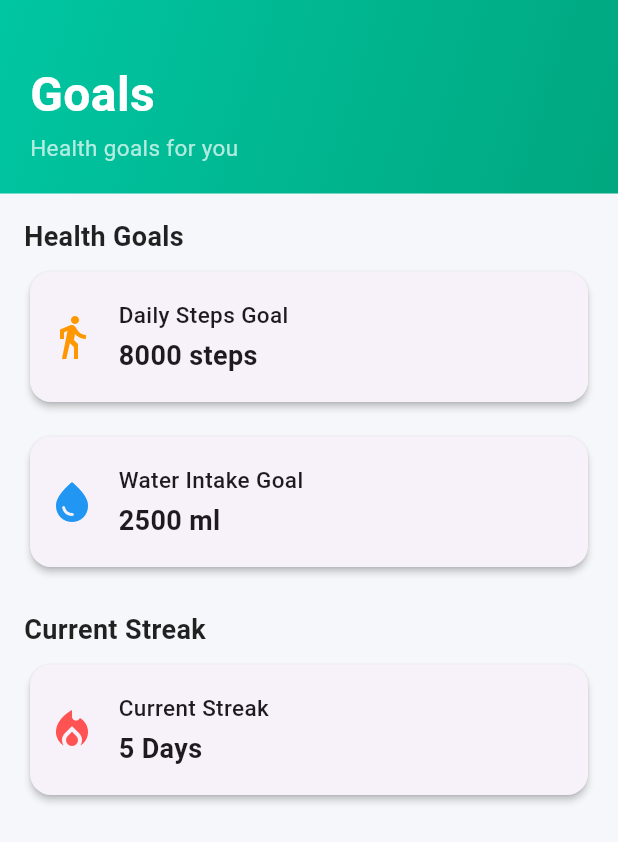
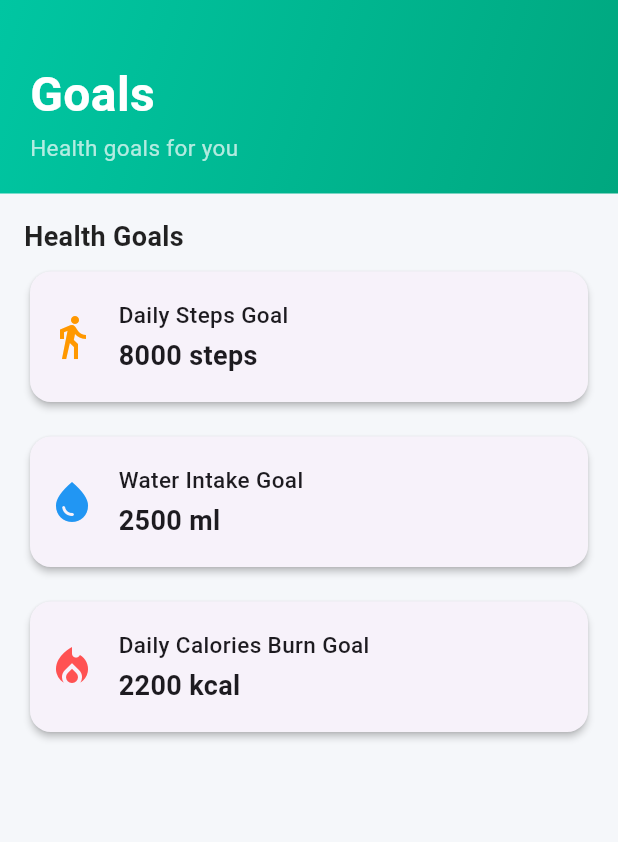
Before and after one commit to Ishini-Edirisinghe/MAD-CW-1-A, a Flutter app: the GoalPage screen opened directly, on a phone screen of 412 x 824 dp. Shown: the top 842 px of the screen. Run offline on Flutter 3.47's test engine with Material 3 defaults, Android fonts, the phone set to English and light mode, and no system bars; our stand-ins replace fl_chart, sqflite; accounts and stored records are empty.

Commit message:
goal screen changes

```diff
--- a/lib/features/goal_screen.dart
+++ b/lib/features/goal_screen.dart
@@ -5,14 +5,14 @@ class GoalPage extends StatelessWidget {
 
   final int dailyStepsGoal = 8000;
   final int waterIntakeGoal = 2500;
-  final int currentStreak = 5;
+  final int caloriesGoal = 2200; // ADDED
 
   @override
   Widget build(BuildContext context) {
     return Scaffold(
-      backgroundColor: const Color(0xFFF5F7FA), // light background
+      backgroundColor: const Color(0xFFF5F7FA),
 
-      appBar: null, // remove default app bar
+      appBar: null,
 
       body: Column(
         children: [
@@ -73,15 +73,14 @@ class GoalPage extends StatelessWidget {
                     value: "$waterIntakeGoal ml",
                   ),
 
-                  const SizedBox(height: 25),
+                  const SizedBox(height: 15),
 
-                  _sectionTitle("Current Streak"),
-
+                  // 🔥 ADDED: Calories Goal
                   _buildInfoCard(
                     icon: Icons.local_fire_department,
                     color: Colors.redAccent,
-                    title: "Current Streak",
-                    value: "$currentStreak Days",
+                    title: "Daily Calories Burn Goal",
+                    value: "$caloriesGoal kcal",
                   ),
                 ],
               ),
@@ -152,125 +151,94 @@ class GoalPage extends StatelessWidget {
 
 // import 'package:flutter/material.dart';
 
-// class ProfilePage extends StatefulWidget {
-//   const ProfilePage({super.key});
+// class GoalPage extends StatelessWidget {
+//   const GoalPage({super.key});
 
-//   @override
-//   State<ProfilePage> createState() => _ProfilePageState();
-// }
-
-// class _ProfilePageState extends State<ProfilePage> {
-//   final TextEditingController usernameController = TextEditingController();
-
-//   String username = "Health User";
-//   int dailyStepsGoal = 8000;
-//   int waterIntakeGoal = 2500;
-//   int currentStreak = 5;
+//   final int dailyStepsGoal = 8000;
+//   final int waterIntakeGoal = 2500;
+//   final int currentStreak = 5;
 
 //   @override
 //   Widget build(BuildContext context) {
-//     usernameController.text = username;
+//     return Scaffold(
+//       backgroundColor: const Color(0xFFF5F7FA), // light background
 
-//     return Scaffold(
-//       backgroundColor: Colors.grey.shade100,
+//       appBar: null, // remove default app bar
 
-//       appBar: AppBar(
-//         backgroundColor: Colors.green,
-//         automaticallyImplyLeading: false,
-//         title: const Text("Profile"),
-//         bottom: const PreferredSize(
-//           preferredSize: Size.fromHeight(30),
-//           child: Padding(
-//             padding: EdgeInsets.only(bottom: 10),
-//             child: Text(
-//               "Manage your profile",
-//               style: TextStyle(color: Colors.white70, fontSize: 14),
+//       body: Column(
+//         children: [
+//           // Custom Gradient Header
+//           Container(
+//             padding: const EdgeInsets.all(20),
+//             width: double.infinity,
+//             decoration: const BoxDecoration(
+//               gradient: LinearGradient(
+//                 colors: [Color(0xFF00C6A2), Color(0xFF00A77F)],
+//                 begin: Alignment.topLeft,
+//                 end: Alignment.bottomRight,
+//               ),
+//             ),
+//             child: const Column(
+//               crossAxisAlignment: CrossAxisAlignment.start,
+//               children: [
+//                 SizedBox(height: 20),
+//                 Text(
+//                   "Goals",
+//                   style: TextStyle(
+//                     color: Colors.white,
+//                     fontSize: 32,
+//                     fontWeight: FontWeight.bold,
+//                   ),
+//                 ),
+//                 SizedBox(height: 2),
+//                 Text(
+//                   "Health goals for you",
+//                   style: TextStyle(color: Colors.white70, fontSize: 15),
+//                 ),
+//               ],
 //             ),
 //           ),
-//         ),
-//       ),
 
-//       body: SingleChildScrollView(
-//         padding: const EdgeInsets.all(16),
-//         child: Column(
-//           crossAxisAlignment: CrossAxisAlignment.start,
-//           children: [
-//             // Username Section Title
-//             _sectionTitle("Username"),
+//           // Body content
+//           Expanded(
+//             child: SingleChildScrollView(
+//               padding: const EdgeInsets.all(16),
+//               child: Column(
+//                 crossAxisAlignment: CrossAxisAlignment.start,
+//                 children: [
+//                   _sectionTitle("Health Goals"),
 
-//             // Username Field
-//             _buildEditableUsername(),
+//                   _buildInfoCard(
+//                     icon: Icons.directions_walk,
+//                     color: Colors.orange,
+//                     title: "Daily Steps Goal",
+//                     value: "$dailyStepsGoal steps",
+//                   ),
 
-//             const SizedBox(height: 10),
+//                   const SizedBox(height: 15),
 
-//             // Save Button (Moved here)
-//             SizedBox(
-//               width: double.infinity,
-//               child: ElevatedButton(
-//                 style: ElevatedButton.styleFrom(
-//                   backgroundColor: Colors.green,
-//                   padding: const EdgeInsets.symmetric(vertical: 14),
-//                   shape: RoundedRectangleBorder(
-//                     borderRadius: BorderRadius.circular(12),
+//                   _buildInfoCard(
+//                     icon: Icons.water_drop,
+//                     color: Colors.blue,
+//                     title: "Water Intake Goal",
+//                     value: "$waterIntakeGoal ml",
 //                   ),
-//                 ),
-//                 onPressed: () {
-//                   setState(() {
-//                     username = usernameController.text;
-//                   });
 
-//                   ScaffoldMessenger.of(context).showSnackBar(
-//                     const SnackBar(
-//                       content: Text("Username Updated Successfully!"),
-//                       backgroundColor: Colors.green,
-//                     ),
-//                   );
-//                 },
-//                 child: const Text(
-//                   "Save Username",
-//                   style: TextStyle(
-//                     fontSize: 17,
-//                     fontWeight: FontWeight.w600,
-//                     color: Colors.white,
+//                   const SizedBox(height: 25),
+
+//                   _sectionTitle("Current Streak"),
+
+//                   _buildInfoCard(
+//                     icon: Icons.local_fire_department,
+//                     color: Colors.redAccent,
+//                     title: "Current Streak",
+//                     value: "$currentStreak Days",
 //                   ),
-//                 ),
+//                 ],
 //               ),
 //             ),
-
-//             const SizedBox(height: 25),
-
-//             // Health Goals Section
-//             _sectionTitle("Health Goals"),
-
-//             _buildInfoCard(
-//               icon: Icons.directions_walk,
-//               color: Colors.orange,
-//               title: "Daily Steps Goal",
-//               value: "$dailyStepsGoal steps",
-//             ),
-
-//             const SizedBox(height: 15),
-
-//             _buildInfoCard(
-//               icon: Icons.water_drop,
-//               color: Colors.blue,
-//               title: "Water Intake Goal",
-//               value: "$waterIntakeGoal ml",
-//             ),
-
-//             const SizedBox(height: 25),
-
-//             // Streak Section
-//             _sectionTitle("Current Streak"),
-
-//             _buildInfoCard(
-//               icon: Icons.local_fire_department,
-//               color: Colors.redAccent,
-//               title: "Current Streak",
-//               value: "$currentStreak Days",
-//             ),
-//           ],
-//         ),
+//           ),
+//         ],
 //       ),
 //     );
 //   }
@@ -285,24 +253,6 @@ class GoalPage extends StatelessWidget {
 //           fontSize: 18,
 //           fontWeight: FontWeight.w700,
 //           color: Colors.black87,
-//         ),
-//       ),
-//     );
-//   }
-
-//   // Editable Username Field
-//   Widget _buildEditableUsername() {
-//     return Container(
-//       padding: const EdgeInsets.symmetric(horizontal: 12),
-//       decoration: BoxDecoration(
-//         color: Colors.white,
-//         borderRadius: BorderRadius.circular(14),
-//       ),
-//       child: TextField(
-//         controller: usernameController,
-//         decoration: const InputDecoration(
-//           labelText: "Enter Username",
-//           border: InputBorder.none,
 //         ),
 //       ),
 //     );
```
